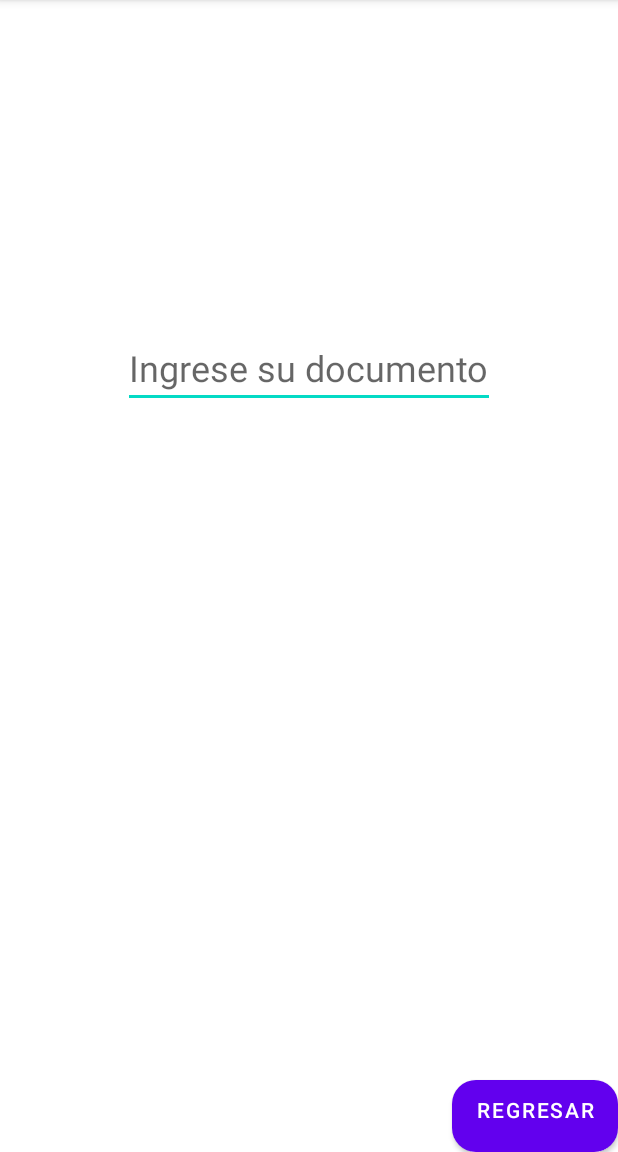
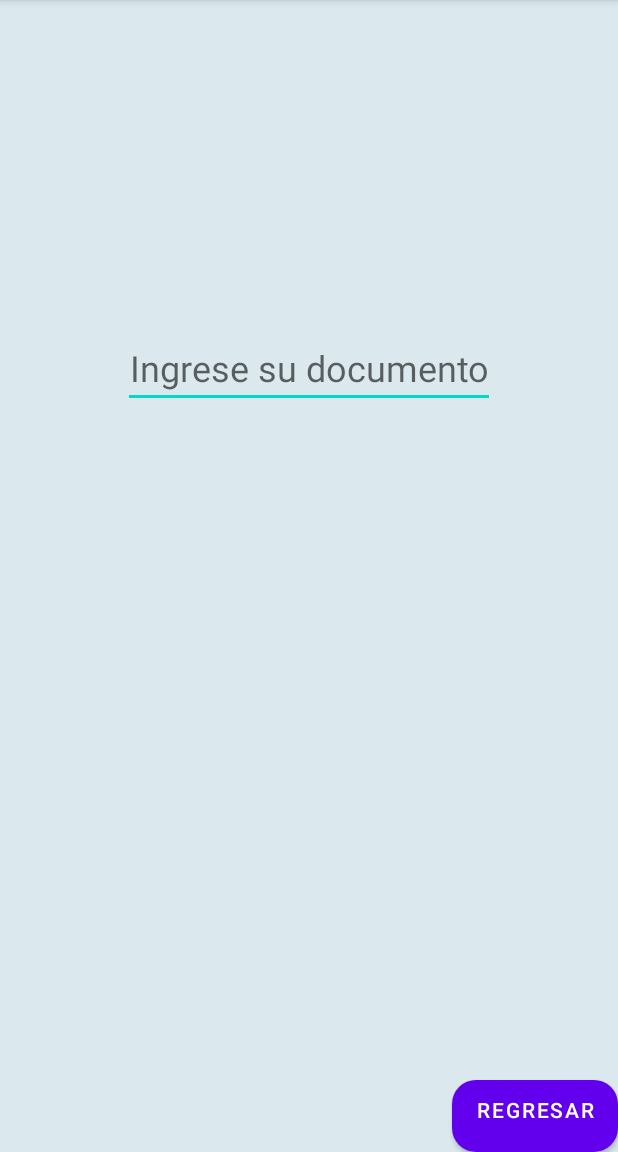
Before and after one commit to Diegoapp55/Proyecto-Sistemas-Embebidos-Smash-Rows, an Android app: the InserDocument screen opened directly, with no data from a screen before it, on a phone screen of 412 x 824 dp, the part 84-1236 px from its top. Run offline under Robolectric (Android 15) with nearby library versions, the phone set to English and light mode, and no system bars.

Commit message:
Button functionality: Back and Insert Document

```diff
--- a/SmashRowsApp/app/src/main/res/layout/activity_inser_document.xml
+++ b/SmashRowsApp/app/src/main/res/layout/activity_inser_document.xml
@@ -4,33 +4,37 @@
     xmlns:tools="http://schemas.android.com/tools"
     android:layout_width="match_parent"
     android:layout_height="match_parent"
+    android:background="@color/background"
+    android:onClick="back"
     tools:context=".InserDocument">
 
     <EditText
+        android:id="@+id/InsertDocument"
         android:layout_width="wrap_content"
         android:layout_height="wrap_content"
+        android:layout_margin="10dp"
         android:hint="Ingrese su documento"
-        android:layout_margin="10dp"
         android:textSize="24dp"
-        app:layout_constraintVertical_bias="0.3"
+        android:textAlignment="center"
         app:layout_constraintBottom_toBottomOf="parent"
         app:layout_constraintEnd_toEndOf="parent"
         app:layout_constraintStart_toStartOf="parent"
         app:layout_constraintTop_toTopOf="parent"
-        android:id="@+id/InsertDocument"/>
+        app:layout_constraintVertical_bias="0.3" />
 
     <Button
+        android:id="@+id/AboutUs"
         android:layout_width="wrap_content"
         android:layout_height="wrap_content"
+        android:background="@drawable/round_button"
+        android:gravity="center_horizontal"
         android:text="Regresar"
-        android:gravity="center_horizontal"
-        android:background="@drawable/round_button"
-        app:layout_constraintHorizontal_bias="1"
-        app:layout_constraintVertical_bias="1"
+        android:onClick="back"
         app:layout_constraintBottom_toBottomOf="parent"
         app:layout_constraintEnd_toEndOf="parent"
+        app:layout_constraintHorizontal_bias="1"
         app:layout_constraintStart_toStartOf="parent"
         app:layout_constraintTop_toTopOf="parent"
-        android:id="@+id/AboutUs"/>
+        app:layout_constraintVertical_bias="1" />
 
 </androidx.constraintlayout.widget.ConstraintLayout>
```
Also changed, not shown: SmashRowsApp/app/src/main/java/com/example/smashrows/InserDocument.java (+8 -0 lines), SmashRowsApp/app/src/main/java/com/example/smashrows/MainActivity.java (+8 -0 lines), SmashRowsApp/app/src/main/res/layout/activity_main.xml (+18 -17 lines), 26 other files.
